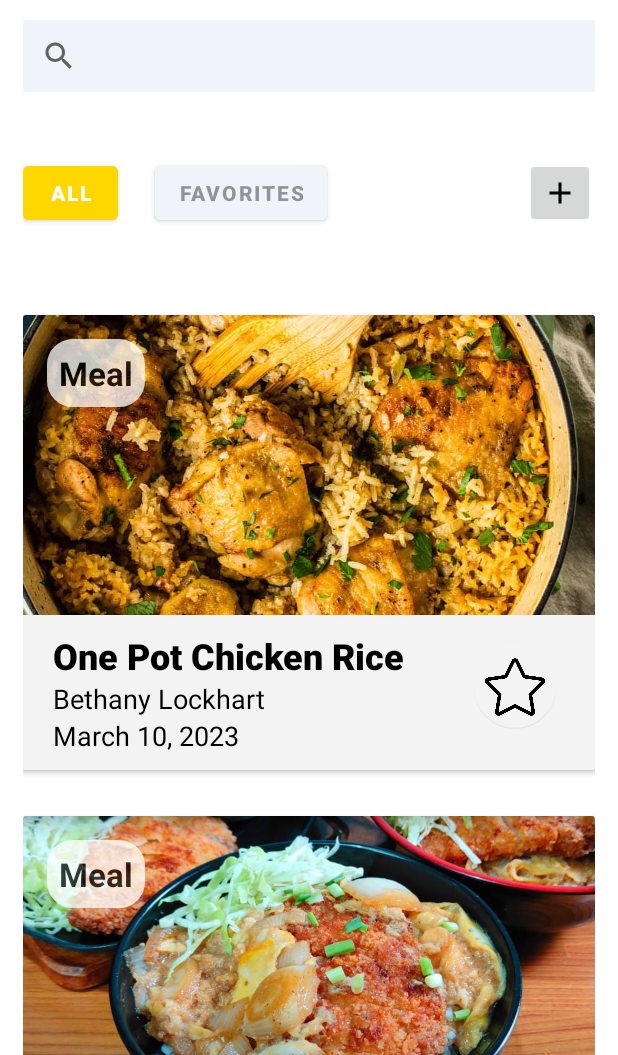
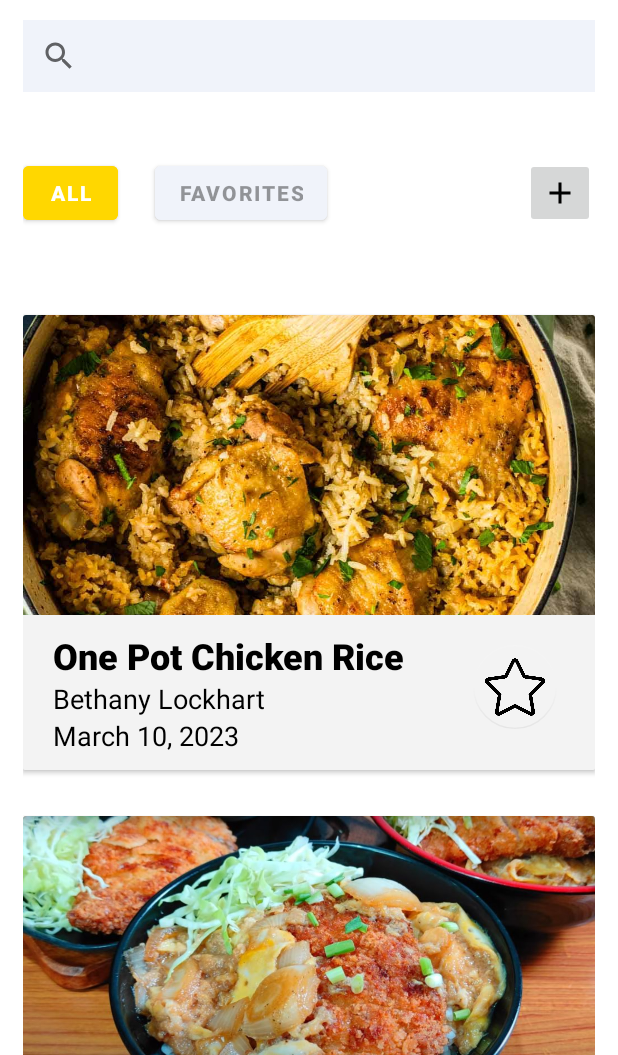
Before and after one commit to TerelCris/FoodStop, an Android app: the screen it shows after launch (MainActivity), on a phone screen of 412 x 824 dp, the part 181-1236 px from its top. Run offline under Robolectric (Android 15) with nearby library versions, the phone set to English and light mode, and no system bars.

Commit message:
Removed Categories

```diff
--- a/app/src/main/java/com/mobdeve/s11/group16/foodstop/DataHelper.kt
+++ b/app/src/main/java/com/mobdeve/s11/group16/foodstop/DataHelper.kt
@@ -12,7 +12,6 @@ class DataHelper {
             data.add(
                 Recipe(
                     postImages[0],
-                    "Meal",
                     "One Pot Chicken Rice",
                     "Bethany Lockhart",
                     "March 10, 2023",
@@ -48,7 +47,6 @@ class DataHelper {
             data.add(
                 Recipe(
                     postImages[1],
-                    "Meal",
                     "Katsudon Pork",
                     "Marco Tsunarisha",
                     "March 12, 2023",
@@ -89,7 +87,6 @@ class DataHelper {
             data.add(
                 Recipe(
                     postImages[0],
-                    "Meal",
                     "One Pot Chicken Rice",
                     "Bethany Lockhart",
                     "March 10, 2023",
@@ -125,7 +122,6 @@ class DataHelper {
             data.add(
                 Recipe(
                     postImages[1],
-                    "Meal",
                     "Katsudon Pork",
                     "Marco Tsunarisha",
                     "March 12, 2023",
--- a/app/src/main/java/com/mobdeve/s11/group16/foodstop/MainActivity.kt
+++ b/app/src/main/java/com/mobdeve/s11/group16/foodstop/MainActivity.kt
@@ -37,10 +37,13 @@ class MainActivity : AppCompatActivity() {
         ActivityResultContracts.StartActivityForResult()) { result: androidx.activity.result.ActivityResult ->
 
         if(result.resultCode == RESULT_OK){
+            //val image : Int = result.data?.getIntExtra(PostActivity.IMAGE_KEY)!!
             val title : String = result.data?.getStringExtra(CreatePostActivity.TITLE_KEY)!!
             val description : String = result.data?.getStringExtra(CreatePostActivity.DESCRIPTION_KEY)!!
             val ingredient : String = result.data?.getStringExtra(CreatePostActivity.INGREDIENT_KEY)!!
             val procedure : String = result.data?.getStringExtra(CreatePostActivity.PROCEDURE_KEY)!!
+
+            val body = title + description + ingredient + procedure
 
             //val recipe = Recipe(title, description, ingredient, procedure)
 
--- a/app/src/main/java/com/mobdeve/s11/group16/foodstop/MyViewHolder.kt
+++ b/app/src/main/java/com/mobdeve/s11/group16/foodstop/MyViewHolder.kt
@@ -14,7 +14,6 @@ import com.mobdeve.s11.group16.foodstop.databinding.RvLayoutBinding
 
 class MyViewHolder(private val viewBinding: RvLayoutBinding, private val postBinding: PostLayoutBinding): RecyclerView.ViewHolder(viewBinding.root) {
     private val ivCover: ImageView = itemView.findViewById(R.id.iv_cover)
-    private val tvCategory: TextView = itemView.findViewById(R.id.tv_category)
     private val tvTitle: TextView = itemView.findViewById(R.id.tv_title)
     private val tvAuthor:TextView = itemView.findViewById(R.id.tv_author)
     private val tvDate:TextView = itemView.findViewById(R.id.tv_date)
@@ -25,7 +24,6 @@ class MyViewHolder(private val viewBinding: RvLayoutBinding, private val postBin
 
     fun bindData(recipe: Recipe){
         ivCover.setImageResource(recipe.imageId)
-        tvCategory.text = recipe.category
         tvTitle.text = recipe.title
         tvAuthor.text = recipe.author
         tvDate.text = recipe.date.toString()
--- a/app/src/main/java/com/mobdeve/s11/group16/foodstop/Recipe.kt
+++ b/app/src/main/java/com/mobdeve/s11/group16/foodstop/Recipe.kt
@@ -4,7 +4,6 @@ import java.util.Date
 
 class Recipe(
     var imageId: Int,
-    var category: String,
     var title: String,
     var author: String,
     val date: String,
--- a/app/src/main/res/layout/rv_layout.xml
+++ b/app/src/main/res/layout/rv_layout.xml
@@ -23,25 +23,6 @@
                 android:layout_height="200dp"
                 android:scaleType="centerCrop"
                 app:layout_constraintEnd_toEndOf="parent"
-                app:layout_constraintStart_toStartOf="parent"
-                app:layout_constraintTop_toTopOf="parent" />
-
-            <TextView
-                android:id="@+id/tv_category"
-                android:layout_width="0dp"
-                android:layout_height="45dp"
-                android:layout_marginStart="16dp"
-                android:layout_marginTop="16dp"
-                android:alpha="0.75"
-                android:background="@drawable/rounded_corners"
-                android:backgroundTint="@color/white"
-                android:gravity="center"
-                android:radius="10dp"
-                android:text="Category"
-                android:textColor="@color/black"
-                android:textSize="22sp"
-                android:textStyle="bold"
-                android:topRightRadius="5dp"
                 app:layout_constraintStart_toStartOf="parent"
                 app:layout_constraintTop_toTopOf="parent" />
 
```
